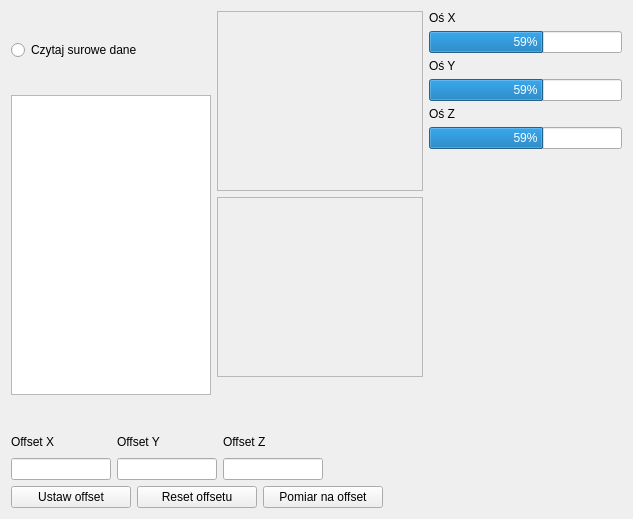
tjakubo/apollo, file inputwindow.ui: the form before one commit.
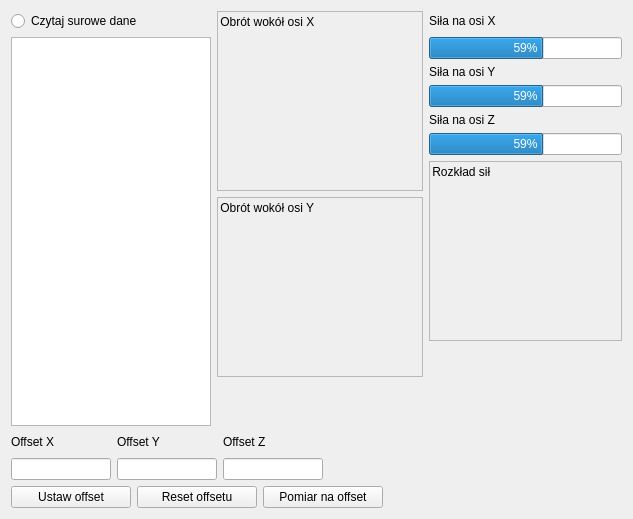
The form after the commit.

Diff of the .ui file:
```diff
--- a/inputwindow.ui
+++ b/inputwindow.ui
@@ -14,32 +14,12 @@
    <string>Form</string>
   </property>
   <layout class="QGridLayout" name="gridLayout">
-   <item row="0" column="0" rowspan="2">
-    <layout class="QVBoxLayout" name="verticalLayout_2">
-     <item>
-      <widget class="QRadioButton" name="rawEnable">
-       <property name="text">
-        <string>Czytaj surowe dane</string>
-       </property>
-      </widget>
-     </item>
-     <item>
-      <widget class="QTextBrowser" name="rawViewer">
-       <property name="minimumSize">
-        <size>
-         <width>0</width>
-         <height>0</height>
-        </size>
-       </property>
-       <property name="maximumSize">
-        <size>
-         <width>200</width>
-         <height>300</height>
-        </size>
-       </property>
-      </widget>
-     </item>
-    </layout>
+   <item row="0" column="0">
+    <widget class="QRadioButton" name="rawEnable">
+     <property name="text">
+      <string>Czytaj surowe dane</string>
+     </property>
+    </widget>
    </item>
    <item row="0" column="1" rowspan="2">
     <layout class="QVBoxLayout" name="verticalLayout_3">
@@ -57,6 +37,19 @@
        <property name="frameShadow">
         <enum>QFrame::Raised</enum>
        </property>
+       <widget class="QLabel" name="label_8">
+        <property name="geometry">
+         <rect>
+          <x>0</x>
+          <y>0</y>
+          <width>171</width>
+          <height>21</height>
+         </rect>
+        </property>
+        <property name="text">
+         <string> Obrót wokół osi X</string>
+        </property>
+       </widget>
       </widget>
      </item>
      <item>
@@ -73,6 +66,19 @@
        <property name="frameShadow">
         <enum>QFrame::Raised</enum>
        </property>
+       <widget class="QLabel" name="label_7">
+        <property name="geometry">
+         <rect>
+          <x>0</x>
+          <y>0</y>
+          <width>171</width>
+          <height>21</height>
+         </rect>
+        </property>
+        <property name="text">
+         <string> Obrót wokół osi Y</string>
+        </property>
+       </widget>
        <zorder>xSpinViz</zorder>
       </widget>
      </item>
@@ -94,7 +100,23 @@
    <item row="0" column="2">
     <widget class="QLabel" name="label_2">
      <property name="text">
-      <string>Oś X</string>
+      <string>Siła na osi X</string>
+     </property>
+    </widget>
+   </item>
+   <item row="1" column="0">
+    <widget class="QTextBrowser" name="rawViewer">
+     <property name="minimumSize">
+      <size>
+       <width>0</width>
+       <height>300</height>
+      </size>
+     </property>
+     <property name="maximumSize">
+      <size>
+       <width>200</width>
+       <height>100000</height>
+      </size>
      </property>
     </widget>
    </item>
@@ -102,6 +124,12 @@
     <layout class="QVBoxLayout" name="verticalLayout">
      <item>
       <widget class="QProgressBar" name="_xForce">
+       <property name="minimumSize">
+        <size>
+         <width>150</width>
+         <height>0</height>
+        </size>
+       </property>
        <property name="minimum">
         <number>-128</number>
        </property>
@@ -116,12 +144,18 @@
      <item>
       <widget class="QLabel" name="label_3">
        <property name="text">
-        <string>Oś Y</string>
+        <string>Siła na osi Y</string>
        </property>
       </widget>
      </item>
      <item>
       <widget class="QProgressBar" name="_yForce">
+       <property name="minimumSize">
+        <size>
+         <width>150</width>
+         <height>0</height>
+        </size>
+       </property>
        <property name="minimum">
         <number>-128</number>
        </property>
@@ -136,12 +170,18 @@
      <item>
       <widget class="QLabel" name="label">
        <property name="text">
-        <string>Oś Z</string>
+        <string>Siła na osi Z</string>
        </property>
       </widget>
      </item>
      <item>
       <widget class="QProgressBar" name="_zForce">
+       <property name="minimumSize">
+        <size>
+         <width>150</width>
+         <height>0</height>
+        </size>
+       </property>
        <property name="minimum">
         <number>-128</number>
        </property>
@@ -153,6 +193,35 @@
        </property>
       </widget>
      </item>
+     <item>
+      <widget class="QFrame" name="forceViz">
+       <property name="minimumSize">
+        <size>
+         <width>180</width>
+         <height>180</height>
+        </size>
+       </property>
+       <property name="frameShape">
+        <enum>QFrame::StyledPanel</enum>
+       </property>
+       <property name="frameShadow">
+        <enum>QFrame::Raised</enum>
+       </property>
+       <widget class="QLabel" name="label_9">
+        <property name="geometry">
+         <rect>
+          <x>0</x>
+          <y>0</y>
+          <width>171</width>
+          <height>21</height>
+         </rect>
+        </property>
+        <property name="text">
+         <string> Rozkład sił</string>
+        </property>
+       </widget>
+      </widget>
+     </item>
      <item>
       <spacer name="verticalSpacer">
        <property name="orientation">
@@ -161,7 +230,7 @@
        <property name="sizeHint" stdset="0">
         <size>
          <width>20</width>
-         <height>238</height>
+         <height>40</height>
         </size>
        </property>
       </spacer>
```
Left out of the diff: 1 changed line with no effect on the pictures.
